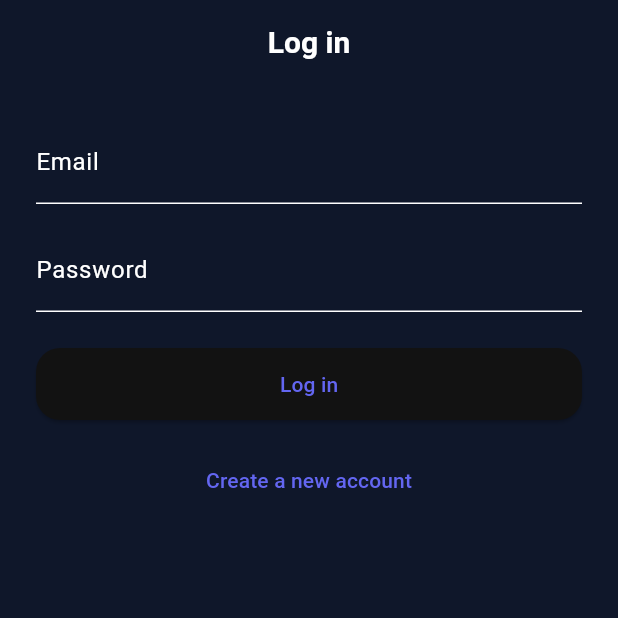
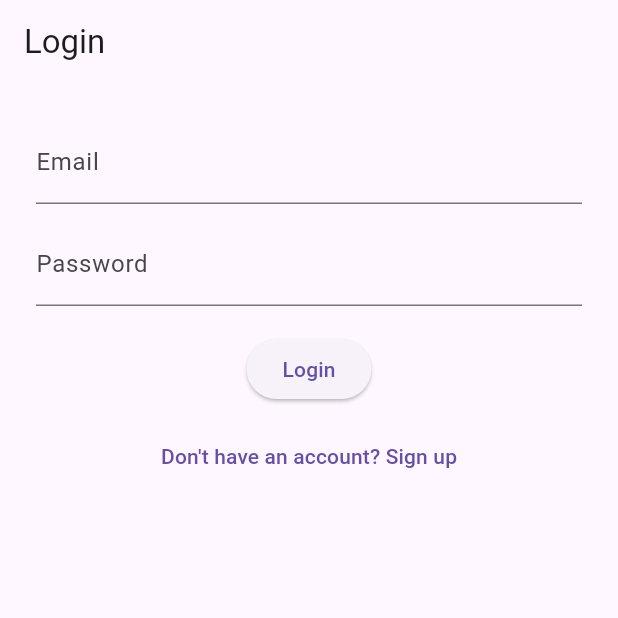
Before and after one commit to 002891677/Group_Project-2, a Flutter app: the screen it shows after launch, on a phone screen of 412 x 824 dp, the top half of it. Run offline on Flutter 3.47's test engine with Material 3 defaults, Android fonts, the phone set to English and light mode, and no system bars; our stand-ins replace cloud_firestore; accounts and stored records are empty.

Commit message:
Firebase setup + fix routes and auth stub

```diff
--- a/mental_zen/lib/core/app_routes.dart
+++ b/mental_zen/lib/core/app_routes.dart
@@ -1,7 +1,5 @@
 import 'package:flutter/material.dart';
 
-// Screens
-import '../features/onboarding/onboarding_screen.dart';
 import '../features/auth/login_screen.dart';
 import '../features/auth/signup_screen.dart';
 import '../features/home/home_screen.dart';
@@ -13,13 +11,11 @@ import '../features/mindfulness/mindfulness_screen.dart';
 import '../features/reminders/reminders_screen.dart';
 
 class AppRoutes {
-  AppRoutes._();
-
-  static const String onboarding = '/';
+  // ✅ Route names (use these everywhere)
   static const String login = '/login';
   static const String signup = '/signup';
   static const String home = '/home';
-  static const String moodTracking = '/mood-tracking';
+  static const String moodTracking = '/mood';
   static const String journalEntry = '/journal-entry';
   static const String journalHistory = '/journal-history';
   static const String insights = '/insights';
@@ -28,30 +24,37 @@ class AppRoutes {
 
   static Route<dynamic> generateRoute(RouteSettings settings) {
     switch (settings.name) {
-      case onboarding:
-        return MaterialPageRoute(builder: (_) => const OnboardingScreen());
       case login:
         return MaterialPageRoute(builder: (_) => const LoginScreen());
+
       case signup:
         return MaterialPageRoute(builder: (_) => const SignupScreen());
+
       case home:
         return MaterialPageRoute(builder: (_) => const HomeScreen());
+
       case moodTracking:
         return MaterialPageRoute(builder: (_) => const MoodTrackingScreen());
+
       case journalEntry:
         return MaterialPageRoute(builder: (_) => const JournalEntryScreen());
+
       case journalHistory:
         return MaterialPageRoute(builder: (_) => const JournalHistoryScreen());
+
       case insights:
         return MaterialPageRoute(builder: (_) => const InsightsScreen());
+
       case mindfulness:
         return MaterialPageRoute(builder: (_) => const MindfulnessScreen());
+
       case reminders:
         return MaterialPageRoute(builder: (_) => const RemindersScreen());
+
       default:
         return MaterialPageRoute(
           builder: (_) => Scaffold(
-            body: Center(child: Text('No route defined for ${settings.name}')),
+            body: Center(child: Text('No route defined for: ${settings.name}')),
           ),
         );
     }
--- a/mental_zen/lib/features/auth/login_screen.dart
+++ b/mental_zen/lib/features/auth/login_screen.dart
@@ -1,6 +1,7 @@
 import 'package:flutter/material.dart';
+
 import '../../core/app_routes.dart';
-import '../../core/widgets/primary_button.dart';
+import '../../services/auth_service.dart';
 
 class LoginScreen extends StatefulWidget {
   const LoginScreen({super.key});
@@ -10,62 +11,53 @@ class LoginScreen extends StatefulWidget {
 }
 
 class _LoginScreenState extends State<LoginScreen> {
-  final _formKey = GlobalKey<FormState>();
   final _emailCtrl = TextEditingController();
-  final _passwordCtrl = TextEditingController();
+  final _passCtrl = TextEditingController();
 
   @override
   void dispose() {
     _emailCtrl.dispose();
-    _passwordCtrl.dispose();
+    _passCtrl.dispose();
     super.dispose();
   }
 
-  void _onLogin() {
-    if (_formKey.currentState!.validate()) {
-      // TODO: Replace with Firebase login
+  Future<void> _login() async {
+    await AuthService.instance.signIn(
+      _emailCtrl.text.trim(),
+      _passCtrl.text.trim(),
+    );
+
+    if (!mounted) return;
     Navigator.pushReplacementNamed(context, AppRoutes.home);
-    }
   }
 
   @override
   Widget build(BuildContext context) {
     return Scaffold(
-      appBar: AppBar(title: const Text('Log in')),
-      body: SafeArea(
-        child: Padding(
+      appBar: AppBar(title: const Text('Login')),
+      body: Padding(
         padding: const EdgeInsets.all(24),
-          child: Form(
-            key: _formKey,
         child: Column(
           children: [
-                TextFormField(
+            TextField(
               controller: _emailCtrl,
               decoration: const InputDecoration(labelText: 'Email'),
-                  validator: (value) =>
-                      value == null || value.isEmpty ? 'Enter email' : null,
             ),
-                const SizedBox(height: 16),
-                TextFormField(
-                  controller: _passwordCtrl,
+            const SizedBox(height: 12),
+            TextField(
+              controller: _passCtrl,
+              obscureText: true,
               decoration: const InputDecoration(labelText: 'Password'),
-                  obscureText: true,
-                  validator: (value) => value == null || value.length < 6
-                      ? 'Min 6 characters'
-                      : null,
             ),
-                const SizedBox(height: 24),
-                PrimaryButton(label: 'Log in', onPressed: _onLogin),
-                const SizedBox(height: 16),
+            const SizedBox(height: 18),
+            ElevatedButton(onPressed: _login, child: const Text('Login')),
+            const SizedBox(height: 10),
             TextButton(
-                  onPressed: () {
-                    Navigator.pushReplacementNamed(context, AppRoutes.signup);
-                  },
-                  child: const Text('Create a new account'),
+              // ✅ THIS fixes your /signup navigation problem
+              onPressed: () => Navigator.pushNamed(context, AppRoutes.signup),
+              child: const Text("Don't have an account? Sign up"),
             ),
           ],
-            ),
-          ),
         ),
       ),
     );
--- a/mental_zen/lib/main.dart
+++ b/mental_zen/lib/main.dart
@@ -1,14 +1,11 @@
 import 'package:flutter/material.dart';
-import 'package:firebase_core/firebase_core.dart';
 
-import 'package:mental_zen/core/app_theme.dart';
-import 'package:mental_zen/services/auth_service.dart';
-import 'package:mental_zen/features/auth/login_screen.dart';
-import 'package:mental_zen/features/home/home_screen.dart';
+import 'core/app_routes.dart';
+import 'services/auth_service.dart';
+import 'features/home/home_screen.dart';
+import 'features/auth/login_screen.dart';
 
-void main() async {
-  WidgetsFlutterBinding.ensureInitialized();
-  await Firebase.initializeApp();
+void main() {
   runApp(const MentalZenApp());
 }
 
@@ -20,7 +17,11 @@ class MentalZenApp extends StatelessWidget {
     return MaterialApp(
       title: 'Mental Zen',
       debugShowCheckedModeBanner: false,
-      theme: AppTheme.lightTheme,
+
+      // ✅ IMPORTANT: keeps routes working for /signup, /login, etc.
+      onGenerateRoute: AppRoutes.generateRoute,
+
+      // Use AuthGate so app decides whether to show Login or Home
       home: const AuthGate(),
     );
   }
@@ -31,17 +32,9 @@ class AuthGate extends StatelessWidget {
 
   @override
   Widget build(BuildContext context) {
-    return StreamBuilder(
-      stream: AuthService.instance.authStateChanges,
-      builder: (context, snapshot) {
-        if (snapshot.connectionState == ConnectionState.waiting) {
-          return const Scaffold(
-            body: Center(child: CircularProgressIndicator()),
-          );
-        }
-
-        return snapshot.hasData ? const HomeScreen() : const LoginScreen();
-      },
-    );
+    // For now: uses stub AuthService. Later replace with Firebase auth state.
+    return AuthService.instance.isLoggedIn
+        ? const HomeScreen()
+        : const LoginScreen();
   }
 }
--- a/mental_zen/lib/services/auth_service.dart
+++ b/mental_zen/lib/services/auth_service.dart
@@ -1,27 +1,37 @@
-import 'package:firebase_auth/firebase_auth.dart';
+class AppUser {
+  final String uid;
+  final String? email;
+
+  const AppUser({required this.uid, this.email});
+}
 
 class AuthService {
   AuthService._internal();
   static final AuthService instance = AuthService._internal();
 
-  final FirebaseAuth _auth = FirebaseAuth.instance;
+  bool _loggedIn = false;
+  AppUser? _user;
 
-  Stream<User?> get authStateChanges => _auth.authStateChanges();
+  bool get isLoggedIn => _loggedIn;
 
-  User? get currentUser => _auth.currentUser;
+  // ✅ This is what your services are expecting
+  AppUser? get currentUser => _user;
 
   Future<void> signIn(String email, String password) async {
-    await _auth.signInWithEmailAndPassword(email: email, password: password);
+    // TODO: Replace with FirebaseAuth signInWithEmailAndPassword
+    _loggedIn = true;
+    _user = AppUser(uid: 'demo-user', email: email);
   }
 
   Future<void> signUp(String email, String password) async {
-    await _auth.createUserWithEmailAndPassword(
-      email: email,
-      password: password,
-    );
+    // TODO: Replace with FirebaseAuth createUserWithEmailAndPassword
+    _loggedIn = true;
+    _user = AppUser(uid: 'demo-user', email: email);
   }
 
   Future<void> signOut() async {
-    await _auth.signOut();
+    // TODO: Replace with FirebaseAuth signOut
+    _loggedIn = false;
+    _user = null;
   }
 }
```
Also changed, not shown: mental_zen/lib/features/auth/signup_screen.dart (+28 -27 lines), mental_zen/lib/features/journal/journal_history_screen.dart (+25 -27 lines), mental_zen/lib/features/mood/mood_tracking_screen.dart (+5 -22 lines), mental_zen/lib/features/reminders/reminders_screen.dart (+19 -54 lines), mental_zen/lib/models/journal_entry.dart (+5 -13 lines), 3 other files. Lines whose indentation alone changed are shown as unchanged.
